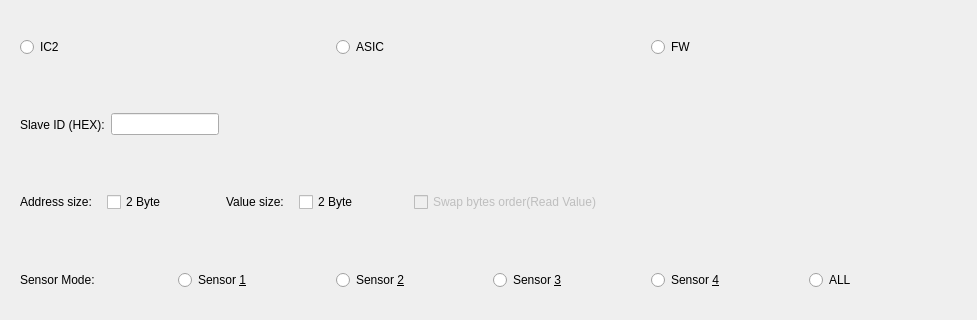
First picture: the form in DMPreview/view/CVideoDeviceRegisterWidget.ui, repository eYs3D/HD-DM-Linux-SDK-Release, before the edit; both pictures show x 0 to 977 and y 0 to 320 of the 977 by 480 pixel window.
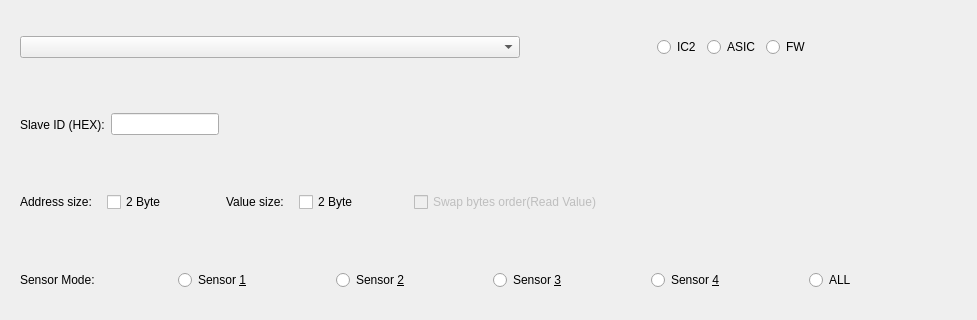
Second picture: the form after the edit.

What changed in the file:
```diff
--- a/DMPreview/view/CVideoDeviceRegisterWidget.ui
+++ b/DMPreview/view/CVideoDeviceRegisterWidget.ui
@@ -56,6 +56,29 @@
       </size>
      </property>
      <layout class="QHBoxLayout" name="horizontalLayout">
+      <item>
+       <widget class="QComboBox" name="comboBox_device_selector">
+        <property name="minimumSize">
+         <size>
+          <width>500</width>
+          <height>0</height>
+         </size>
+        </property>
+       </widget>
+      </item>
+      <item>
+       <spacer name="horizontalSpacer_7">
+        <property name="orientation">
+         <enum>Qt::Horizontal</enum>
+        </property>
+        <property name="sizeHint" stdset="0">
+         <size>
+          <width>40</width>
+          <height>20</height>
+         </size>
+        </property>
+       </spacer>
+      </item>
       <item>
        <widget class="QRadioButton" name="radioButton_ic2">
         <property name="text">
@@ -77,6 +100,22 @@
         </property>
        </widget>
       </item>
+      <item>
+       <spacer name="horizontalSpacer_6">
+        <property name="orientation">
+         <enum>Qt::Horizontal</enum>
+        </property>
+        <property name="sizeType">
+         <enum>QSizePolicy::Minimum</enum>
+        </property>
+        <property name="sizeHint" stdset="0">
+         <size>
+          <width>150</width>
+          <height>0</height>
+         </size>
+        </property>
+       </spacer>
+      </item>
      </layout>
     </widget>
    </item>
```
